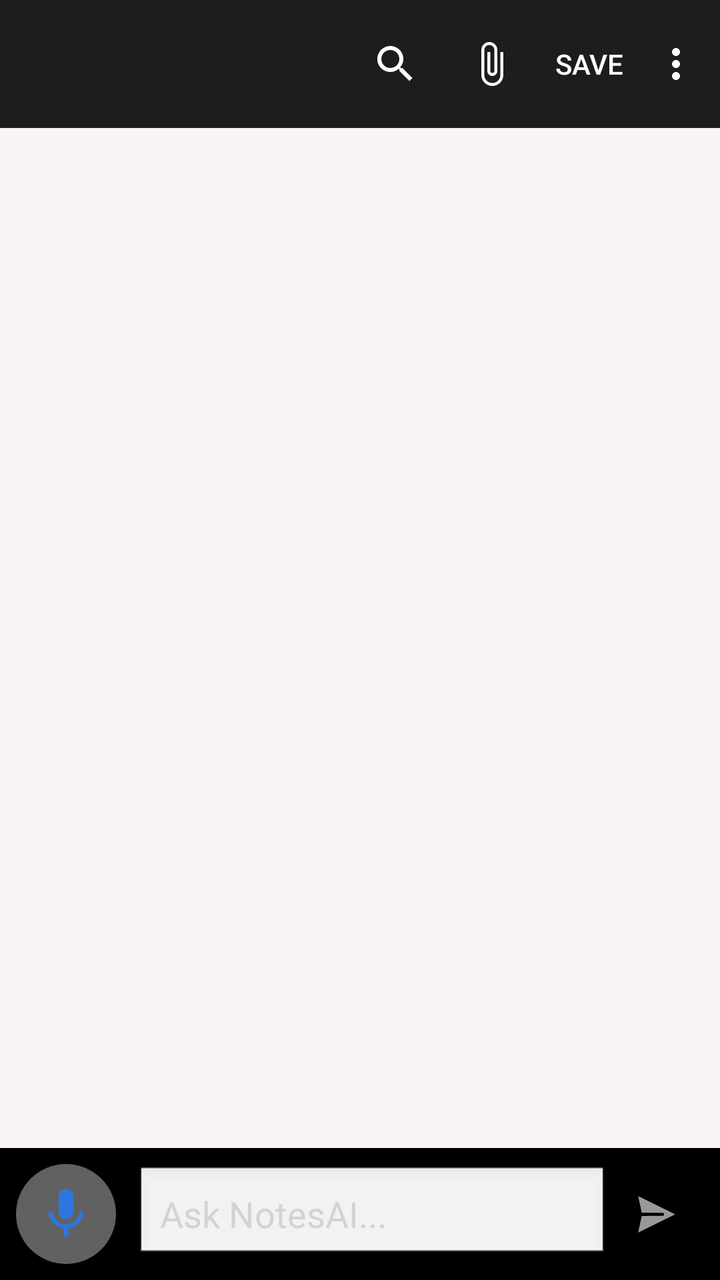
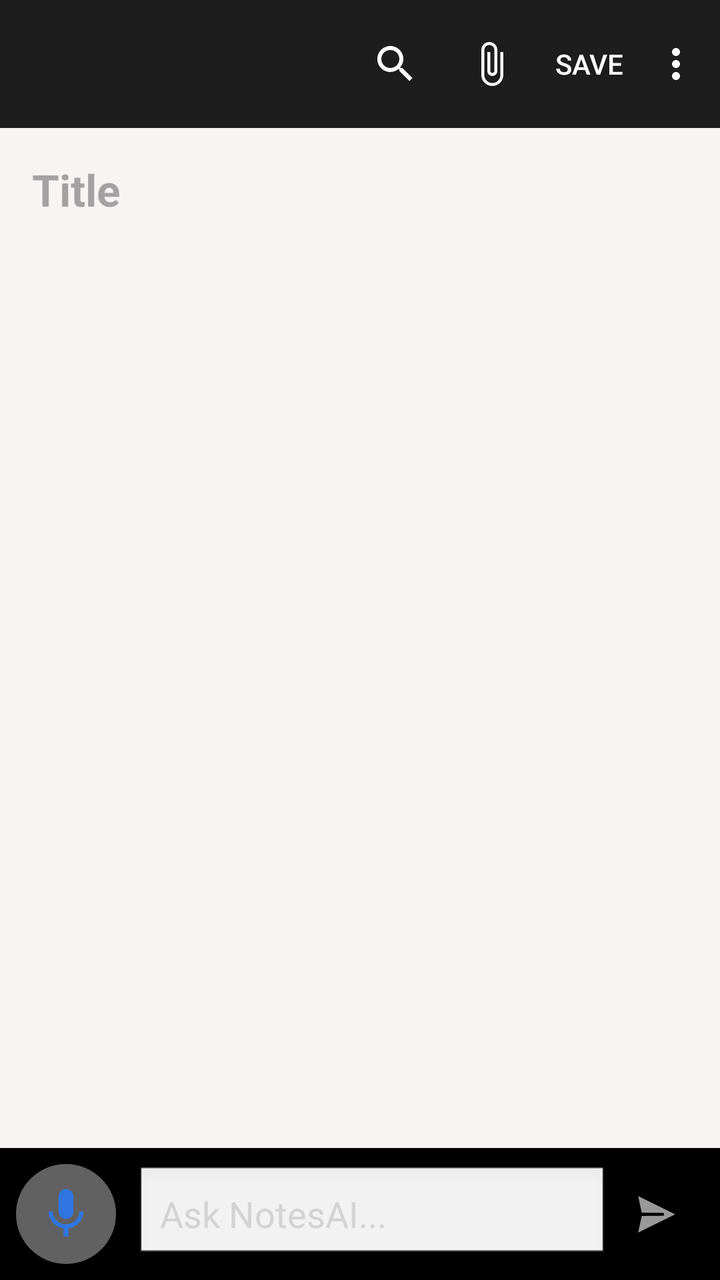

Before-and-after screenshots of an Android layout around one commit, followed by the original layout XML and the change that was made.
<!-- AndroidManifest.xml: activity theme Theme.Material3.DayNight.NoActionBar -->
<!-- res/layout/activity_gemini_chat.xml -->
<?xml version="1.0" encoding="utf-8"?>
<RelativeLayout xmlns:android="http://schemas.android.com/apk/res/android"
    xmlns:app="http://schemas.android.com/apk/res-auto"
    xmlns:tools="http://schemas.android.com/tools"
    android:layout_width="match_parent"
    android:layout_height="match_parent"
    android:fitsSystemWindows="true"
    android:background="#F8F4F4"
    tools:context=".geminichat.GeminiChatActivity">

    <com.google.android.material.appbar.MaterialToolbar
        android:id="@+id/toolbar"
        android:layout_width="match_parent"
        android:layout_height="?attr/actionBarSize"
        android:background="#E1000000"
        app:subtitleTextColor="@android:color/white"
        android:theme="@style/ThemeOverlay.MaterialComponents.Dark.ActionBar"
        app:menu="@menu/notesai_menu" >
        <androidx.appcompat.widget.SearchView
            android:id="@+id/search_view"
            android:layout_width="wrap_content"
            android:layout_height="match_parent"
            app:queryHint="Search your notes"
            app:queryBackground="@android:color/transparent"
            android:textColorHint="@android:color/darker_gray"
            android:textColor="@android:color/white"
            android:layout_gravity="right"
            />

    </com.google.android.material.appbar.MaterialToolbar>

    <androidx.recyclerview.widget.RecyclerView
        android:id="@+id/chat_recycler_view"
        android:layout_width="match_parent"
        android:layout_height="match_parent"
        android:layout_marginTop="70dp"
        android:layout_above="@+id/input_layout"
        android:padding="8dp" />

    <androidx.recyclerview.widget.RecyclerView
        android:id="@+id/suggestion_recycler_view"
        android:layout_width="match_parent"
        android:layout_height="wrap_content"
        android:layout_above="@id/input_layout"
        android:orientation="horizontal"
        android:paddingStart="8dp"
        android:paddingEnd="8dp" />


    <ProgressBar
        android:id="@+id/listeningProgress"
        android:layout_width="40dp"
        android:layout_height="40dp"
        android:layout_gravity="center"

        android:visibility="gone"
        android:layout_centerInParent="true"
        android:indeterminateTint="@color/white" />
    <ProgressBar
        android:id="@+id/chat_progress_bar"
        android:layout_width="wrap_content"
        android:layout_height="wrap_content"
        android:layout_centerInParent="true"
        android:visibility="gone" />

    <LinearLayout
        android:id="@+id/input_layout"
        android:layout_width="match_parent"
        android:background="#000000"
        android:layout_height="wrap_content"
        android:layout_alignParentBottom="true"
        android:orientation="horizontal"
        android:gravity="center_vertical"
        android:padding="8dp">
        <ImageView
            android:layout_width="50dp"
            android:layout_height="50dp"
            android:src="@drawable/ic_voice_icon"

            android:padding="10dp"
            android:soundEffectsEnabled="true"
            android:layout_marginEnd="10dp"
            android:background="@drawable/round_voice_bg"
            android:id="@+id/voiceicon" />
        <EditText
            android:id="@+id/chat_input_edit_text"
            android:layout_width="0dp"
            android:layout_height="wrap_content"
            android:layout_weight="1"
            android:textColor="@color/black"
            android:textColorHint="@color/selected_note_background"
            android:hint="Ask NotesAI..."
            android:inputType="textCapSentences|textMultiLine"
            android:maxLines="20"
            android:background="@android:drawable/edit_text"
            android:padding="12dp"/>

        <ImageButton
            android:id="@+id/send_button"
            android:layout_width="wrap_content"
            android:layout_height="wrap_content"
            android:src="@android:drawable/ic_menu_send"
            android:background="?attr/selectableItemBackgroundBorderless"
            android:contentDescription="Send"
            android:padding="8dp" />

    </LinearLayout>

</RelativeLayout>
<!-- resources referenced by this layout -->
<resources>
  <color name="black">#FF000000</color>
  <color name="selected_note_background">#D3D3D3</color>
  <color name="white">#FFFFFFFF</color>
  <!-- drawable ic_voice_icon (drawable) -->
  <?xml version="1.0" encoding="utf-8"?>
  <vector xmlns:android="http://schemas.android.com/apk/res/android"
      android:width="24dp"
      android:height="24dp"
      android:viewportWidth="24"
      android:viewportHeight="24"
      android:tint="#2F75DF">
  
      <path
          android:fillColor="@android:color/white"
          android:pathData="M12,14c1.66,0 2.99,-1.34 2.99,-3L15,5c0,-1.66 -1.34,-3 -3,-3S9,3.34 9,5v6c0,1.66 1.34,3 3,3zM17.3,11c0,3 -2.54,5.1 -5.3,5.1S6.7,14 6.7,11L5,11c0,3.41 2.72,6.23 6,6.72L11,21h2v-3.28c3.28,-0.48 6,-3.3 6,-6.72h-1.7z"/>
  </vector>
  <!-- drawable round_voice_bg (drawable) -->
  <?xml version="1.0" encoding="utf-8"?>
  <shape xmlns:android="http://schemas.android.com/apk/res/android"
      android:shape="rectangle">
  
      
      <solid android:color="#72D8D8D8" />
  
      
      <corners android:radius="266dp" />
  
  </shape>
</resources>

<!-- the commit's change to res/layout/activity_gemini_chat.xml (unified diff, before → after) -->
@@ -28,12 +28,25 @@
             />
 
     </com.google.android.material.appbar.MaterialToolbar>
-
+    <EditText
+        android:id="@+id/noteTitleEditText"
+        android:layout_width="match_parent"
+        android:layout_height="wrap_content"
+        android:layout_below="@id/toolbar"
+        android:background="@android:color/transparent"
+        android:hint="@string/notepad_title"
+        android:textColor="#706E6E"
+        android:inputType="textCapSentences"
+        android:paddingStart="16dp"
+        android:paddingTop="16dp"
+        android:paddingEnd="16dp"
+        android:textSize="22sp"
+        android:textStyle="bold" />
     <androidx.recyclerview.widget.RecyclerView
         android:id="@+id/chat_recycler_view"
         android:layout_width="match_parent"
         android:layout_height="match_parent"
-        android:layout_marginTop="70dp"
+        android:layout_marginTop="120dp"
         android:layout_above="@+id/input_layout"
         android:padding="8dp" />
 
<!-- resource entries referenced after the edit -->
@@ -28,5 +28,6 @@
       <corners android:radius="266dp" />
   
   </shape>
+  <string name="notepad_title">Title</string>
 </resources>
 
